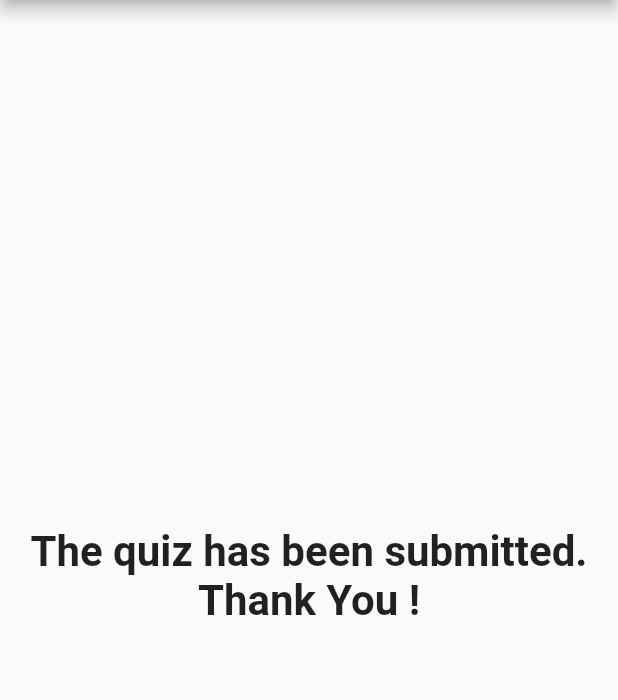
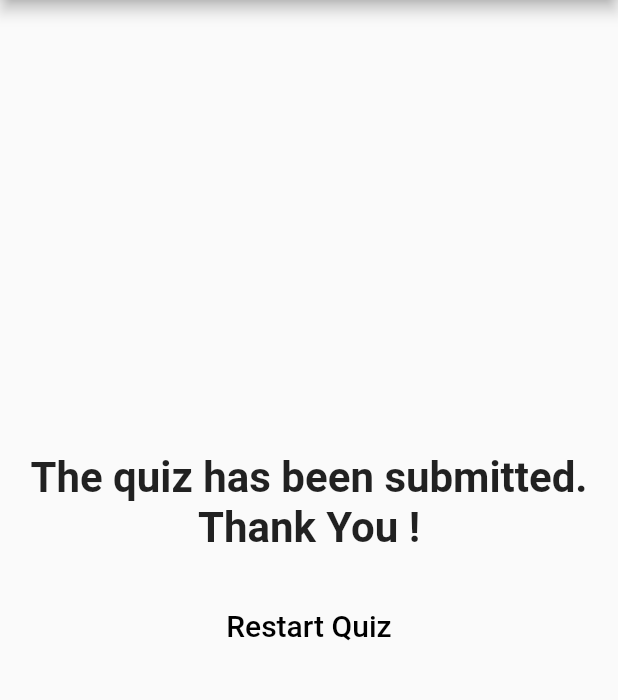
Before and after one commit to gandhisamay/My-First-App, a Flutter app: the screen it shows after launch, after a tap on "blue", after a tap on "dog", after a tap on "bad", on a phone screen of 412 x 824 dp, the part 84-784 px from its top. Run offline on Flutter 3.47's test engine with Material 2 defaults, Android fonts, the phone set to English and light mode, and no system bars.

Commit message:
Changes made in Layout

```diff
--- a/lib/Result.dart
+++ b/lib/Result.dart
@@ -1,14 +1,34 @@
 import 'package:flutter/material.dart';
 
 class Result extends StatelessWidget {
-  Result();
+  final Function resetIndex;
+
+  Result(this.resetIndex);
   @override
   Widget build(BuildContext context) {
-    return Center(
-        child: Text(
-      'The quiz has been submitted.\nThank You !',
-      style: TextStyle(fontSize: 28, fontWeight: FontWeight.bold),
-      textAlign: TextAlign.center,
-    ));
+    return Column(
+      mainAxisAlignment: MainAxisAlignment.center,
+      children: [
+        Center(
+            child: Text(
+          'The quiz has been submitted.\nThank You !',
+          style: TextStyle(fontSize: 28, fontWeight: FontWeight.bold),
+          textAlign: TextAlign.center,
+        )),
+        Container(
+          margin: EdgeInsets.all(25),
+          // ignore: deprecated_member_use
+          child: FlatButton(
+              onPressed: resetIndex,
+              child: Text(
+                'Restart Quiz',
+                style: TextStyle(
+                  color: Colors.black,
+                  fontSize: 20,
+                ),
+              )),
+        )
+      ],
+    );
   }
 }
--- a/lib/answer.dart
+++ b/lib/answer.dart
@@ -7,15 +7,24 @@ class Answer extends StatelessWidget {
 
   @override
   Widget build(BuildContext context) {
-    return Container(
-      width: double.infinity,
-      child:
-          // ignore: deprecated_member_use
-          RaisedButton(
-        child: Text(answer),
-        onPressed: selectHandler,
-        textColor: Colors.white,
-        color: Colors.blue,
+    return Card(
+      child: Container(
+        margin: EdgeInsets.only(left: 25, right: 25, top: 10, bottom: 10),
+        width: double.infinity,
+        child:
+            // ignore: deprecated_member_use
+            FlatButton(
+          child: Text(
+            answer,
+            style: TextStyle(
+              fontWeight: FontWeight.w900,
+              fontSize: 18,
+            ),
+          ),
+          onPressed: selectHandler,
+          textColor: Colors.black,
+          color: Colors.white,
+        ),
       ),
     );
   }
--- a/lib/main.dart
+++ b/lib/main.dart
@@ -38,6 +38,12 @@ class MyAppState extends State<MyApp> {
     });
   }
 
+  void resetIndex() {
+    setState(() {
+      index = 0;
+    });
+  }
+
   @override
   Widget build(BuildContext context) {
     return MaterialApp(
@@ -52,7 +58,7 @@ class MyAppState extends State<MyApp> {
               index: index,
               questions: questions,
             )
-          : Result(),
+          : Result(resetIndex),
     ));
   }
 }
--- a/lib/question.dart
+++ b/lib/question.dart
@@ -7,13 +7,16 @@ class Question extends StatelessWidget {
 
   @override
   Widget build(BuildContext context) {
-    return Container(
-        margin: EdgeInsets.all(10),
-        width: double.infinity,
-        child: Text(
-          questionText,
-          style: TextStyle(fontSize: 28),
-          textAlign: TextAlign.center,
-        ));
+    return Card(
+      elevation: 4,
+      child: Container(
+          margin: EdgeInsets.only(left: 25, right: 25, top: 10, bottom: 10),
+          width: double.infinity,
+          child: Text(
+            questionText,
+            style: TextStyle(fontSize: 24),
+            textAlign: TextAlign.center,
+          )),
+    );
   }
 }
```
